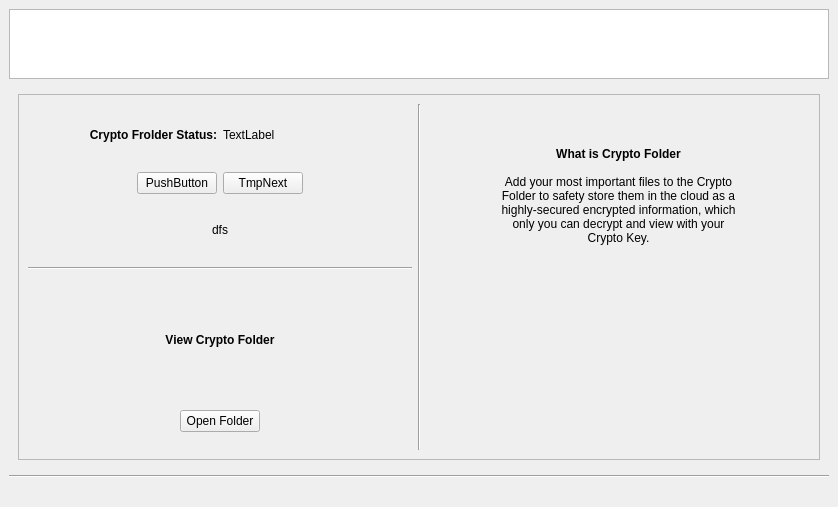
Before: the Qt Designer form pcloudwindow.ui in pcloudcom/psyncgui, drawn with Qt 5.
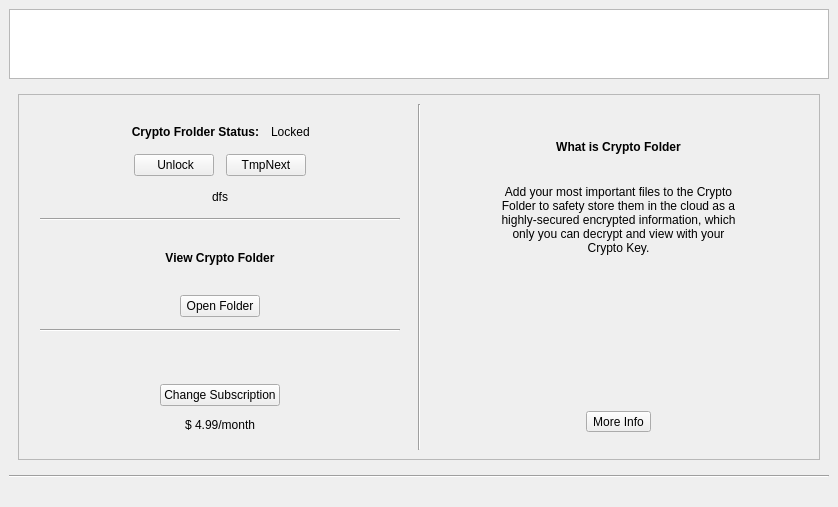
After: the same form once the commit is applied. The open tabs and pages were chosen to show the change. Icons and pictures are not drawn.

```diff
--- a/pcloudwindow.ui
+++ b/pcloudwindow.ui
@@ -14,7 +14,7 @@
    <string>MainWindow</string>
   </property>
   <widget class="QWidget" name="centralwidget">
-   <layout class="QVBoxLayout" name="verticalLayout_35">
+   <layout class="QVBoxLayout" name="verticalLayout_49">
     <item>
      <widget class="QListWidget" name="listButtonsWidget">
       <property name="sizePolicy">
@@ -1652,9 +1652,21 @@
               <property name="frameShadow">
                <enum>QFrame::Raised</enum>
               </property>
-              <layout class="QHBoxLayout" name="horizontalLayout_46">
+              <layout class="QHBoxLayout" name="horizontalLayout_54">
                <item>
-                <layout class="QVBoxLayout" name="verticalLayout_47">
+                <layout class="QVBoxLayout" name="verticalLayout_47" stretch="1,1,1,1,1">
+                 <property name="spacing">
+                  <number>12</number>
+                 </property>
+                 <property name="leftMargin">
+                  <number>12</number>
+                 </property>
+                 <property name="topMargin">
+                  <number>18</number>
+                 </property>
+                 <property name="rightMargin">
+                  <number>12</number>
+                 </property>
                  <property name="bottomMargin">
                   <number>18</number>
                  </property>
@@ -1662,6 +1674,19 @@
                   <layout class="QVBoxLayout" name="verticalLayout_45">
                    <item>
                     <layout class="QHBoxLayout" name="horizontalLayout_41">
+                     <item>
+                      <spacer name="horizontalSpacer_39">
+                       <property name="orientation">
+                        <enum>Qt::Horizontal</enum>
+                       </property>
+                       <property name="sizeHint" stdset="0">
+                        <size>
+                         <width>40</width>
+                         <height>20</height>
+                        </size>
+                       </property>
+                      </spacer>
+                     </item>
                      <item>
                       <widget class="QLabel" name="label_23">
                        <property name="text">
@@ -1675,14 +1700,33 @@
                      <item>
                       <widget class="QLabel" name="label_cryptoStatus">
                        <property name="text">
-                        <string>TextLabel</string>
+                        <string>Locked</string>
                        </property>
                       </widget>
                      </item>
+                     <item>
+                      <spacer name="horizontalSpacer_40">
+                       <property name="orientation">
+                        <enum>Qt::Horizontal</enum>
+                       </property>
+                       <property name="sizeHint" stdset="0">
+                        <size>
+                         <width>40</width>
+                         <height>20</height>
+                        </size>
+                       </property>
+                      </spacer>
+                     </item>
                     </layout>
                    </item>
                    <item>
                     <layout class="QHBoxLayout" name="horizontalLayout_42">
+                     <property name="topMargin">
+                      <number>0</number>
+                     </property>
+                     <property name="bottomMargin">
+                      <number>0</number>
+                     </property>
                      <item>
                       <spacer name="horizontalSpacer_28">
                        <property name="orientation">
@@ -1699,7 +1743,11 @@
                      <item>
                       <widget class="QPushButton" name="btnCryptoManageFldr">
                        <property name="text">
-                        <string>PushButton</string>
+                        <string>  Unlock </string>
+                       </property>
+                       <property name="icon">
+                        <iconset resource="Resources.qrc">
+                         <normaloff>:/crypto/images/crypto/crypto-unlck.png</normaloff>:/crypto/images/crypto/crypto-unlck.png</iconset>
                        </property>
                       </widget>
                      </item>
@@ -1752,6 +1800,12 @@
                    </item>
                    <item>
                     <layout class="QHBoxLayout" name="horizontalLayout_44">
+                     <property name="topMargin">
+                      <number>0</number>
+                     </property>
+                     <property name="bottomMargin">
+                      <number>0</number>
+                     </property>
                      <item>
                       <spacer name="horizontalSpacer_32">
                        <property name="orientation">
@@ -1789,6 +1843,77 @@
                    </item>
                   </layout>
                  </item>
+                 <item>
+                  <widget class="Line" name="line_11">
+                   <property name="orientation">
+                    <enum>Qt::Horizontal</enum>
+                   </property>
+                  </widget>
+                 </item>
+                 <item>
+                  <layout class="QHBoxLayout" name="horizontalLayout_53">
+                   <item>
+                    <spacer name="horizontalSpacer_43">
+                     <property name="orientation">
+                      <enum>Qt::Horizontal</enum>
+                     </property>
+                     <property name="sizeHint" stdset="0">
+                      <size>
+                       <width>40</width>
+                       <height>20</height>
+                      </size>
+                     </property>
+                    </spacer>
+                   </item>
+                   <item>
+                    <layout class="QVBoxLayout" name="verticalLayout_48">
+                     <property name="topMargin">
+                      <number>0</number>
+                     </property>
+                     <property name="bottomMargin">
+                      <number>0</number>
+                     </property>
+                     <item>
+                      <widget class="QLabel" name="labelCryptoMainPayInfo">
+                       <property name="text">
+                        <string>&lt;html&gt;&lt;head/&gt;&lt;body&gt;&lt;p align=&quot;center&quot;&gt;&lt;br/&gt;&lt;/p&gt;&lt;/body&gt;&lt;/html&gt;</string>
+                       </property>
+                       <property name="alignment">
+                        <set>Qt::AlignBottom|Qt::AlignLeading|Qt::AlignLeft</set>
+                       </property>
+                      </widget>
+                     </item>
+                     <item>
+                      <widget class="QPushButton" name="btnCryptoMainPagePay">
+                       <property name="text">
+                        <string>Change Subscription</string>
+                       </property>
+                      </widget>
+                     </item>
+                     <item>
+                      <widget class="QLabel" name="labelCryptoPrice">
+                       <property name="text">
+                        <string>&lt;html&gt;&lt;head/&gt;&lt;body&gt;&lt;p align=&quot;center&quot;&gt;$ 4.99/month&lt;/p&gt;&lt;/body&gt;&lt;/html&gt;</string>
+                       </property>
+                      </widget>
+                     </item>
+                    </layout>
+                   </item>
+                   <item>
+                    <spacer name="horizontalSpacer_44">
+                     <property name="orientation">
+                      <enum>Qt::Horizontal</enum>
+                     </property>
+                     <property name="sizeHint" stdset="0">
+                      <size>
+                       <width>40</width>
+                       <height>20</height>
+                      </size>
+                     </property>
+                    </spacer>
+                   </item>
+                  </layout>
+                 </item>
                 </layout>
                </item>
                <item>
@@ -1799,19 +1924,36 @@
                 </widget>
                </item>
                <item>
-                <layout class="QVBoxLayout" name="verticalLayout_49">
+                <layout class="QVBoxLayout" name="verticalLayout_44">
                  <property name="spacing">
                   <number>12</number>
                  </property>
                  <property name="topMargin">
-                  <number>12</number>
+                  <number>18</number>
+                 </property>
+                 <property name="bottomMargin">
+                  <number>18</number>
                  </property>
                  <item>
-                  <widget class="QLabel" name="label_2">
-                   <property name="text">
-                    <string>&lt;html&gt;&lt;head/&gt;&lt;body&gt;&lt;p align=&quot;center&quot;&gt;&lt;span style=&quot; font-weight:600;&quot;&gt;What is Crypto Folder&lt;/span&gt;&lt;br/&gt;&lt;br/&gt;Add your most important files to the Crypto&lt;br/&gt;Folder to safety store them in the cloud as a&lt;br/&gt;highly-secured encrypted information, which&lt;br/&gt;only you can decrypt and view with your &lt;br/&gt;Crypto Key.&lt;/p&gt;&lt;/body&gt;&lt;/html&gt;</string>
-                   </property>
-                  </widget>
+                  <layout class="QVBoxLayout" name="verticalLayout_35">
+                   <item>
+                    <widget class="QLabel" name="labelWhatisCrFldr">
+                     <property name="midLineWidth">
+                      <number>0</number>
+                     </property>
+                     <property name="text">
+                      <string>&lt;html&gt;&lt;head/&gt;&lt;body&gt;&lt;p align=&quot;center&quot;&gt;&lt;span style=&quot; font-weight:600;&quot;&gt;What is Crypto Folder&lt;/span&gt;&lt;/p&gt;&lt;/body&gt;&lt;/html&gt;</string>
+                     </property>
+                    </widget>
+                   </item>
+                   <item>
+                    <widget class="QLabel" name="label_2">
+                     <property name="text">
+                      <string>&lt;html&gt;&lt;head/&gt;&lt;body&gt;&lt;p align=&quot;center&quot;&gt;Add your most important files to the Crypto&lt;br/&gt;Folder to safety store them in the cloud as a&lt;br/&gt;highly-secured encrypted information, which&lt;br/&gt;only you can decrypt and view with your &lt;br/&gt;Crypto Key.&lt;/p&gt;&lt;/body&gt;&lt;/html&gt;</string>
+                     </property>
+                    </widget>
+                   </item>
+                  </layout>
                  </item>
                  <item>
                   <layout class="QHBoxLayout" name="horizontalLayout_43">
@@ -1853,6 +1995,43 @@
                    </item>
                   </layout>
                  </item>
+                 <item>
+                  <layout class="QHBoxLayout" name="horizontalLayout_46">
+                   <item>
+                    <spacer name="horizontalSpacer_41">
+                     <property name="orientation">
+                      <enum>Qt::Horizontal</enum>
+                     </property>
+                     <property name="sizeHint" stdset="0">
+                      <size>
+                       <width>40</width>
+                       <height>20</height>
+                      </size>
+                     </property>
+                    </spacer>
+                   </item>
+                   <item>
+                    <widget class="QToolButton" name="tbtnMoreInfo">
+                     <property name="text">
+                      <string>More Info</string>
+                     </property>
+                    </widget>
+                   </item>
+                   <item>
+                    <spacer name="horizontalSpacer_42">
+                     <property name="orientation">
+                      <enum>Qt::Horizontal</enum>
+                     </property>
+                     <property name="sizeHint" stdset="0">
+                      <size>
+                       <width>40</width>
+                       <height>20</height>
+                      </size>
+                     </property>
+                    </spacer>
+                   </item>
+                  </layout>
+                 </item>
                 </layout>
                </item>
               </layout>
```
Left out of the diff: 4 changed lines with no effect on the pictures.
